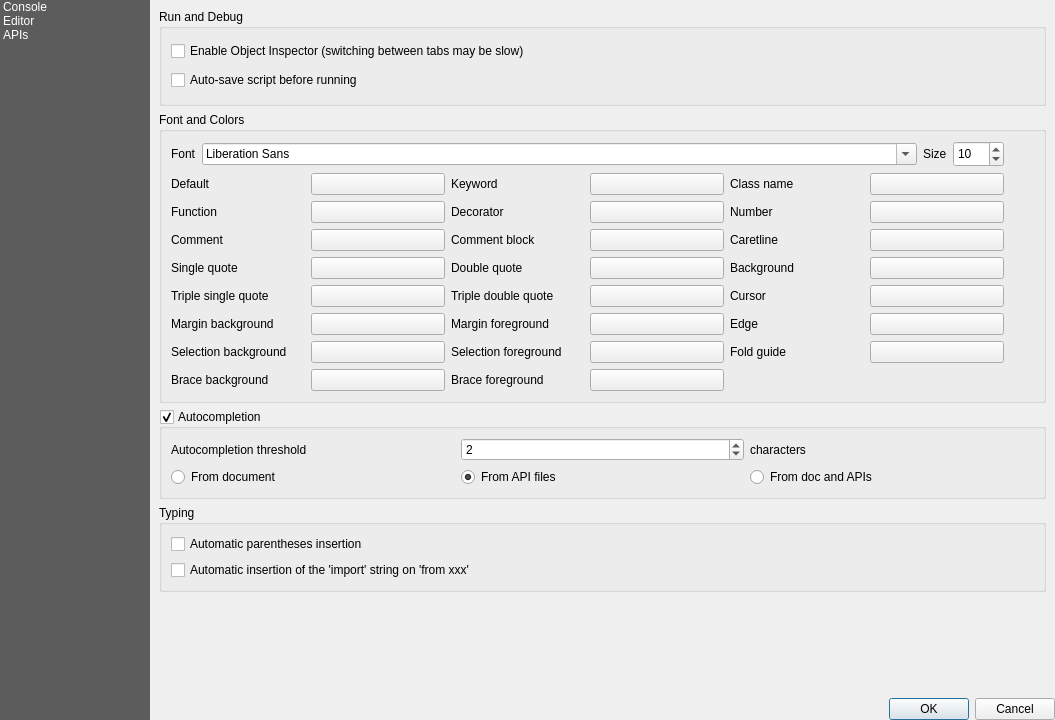
Old version of the form python/console/console_settings.ui in the repository qgis/QGIS.
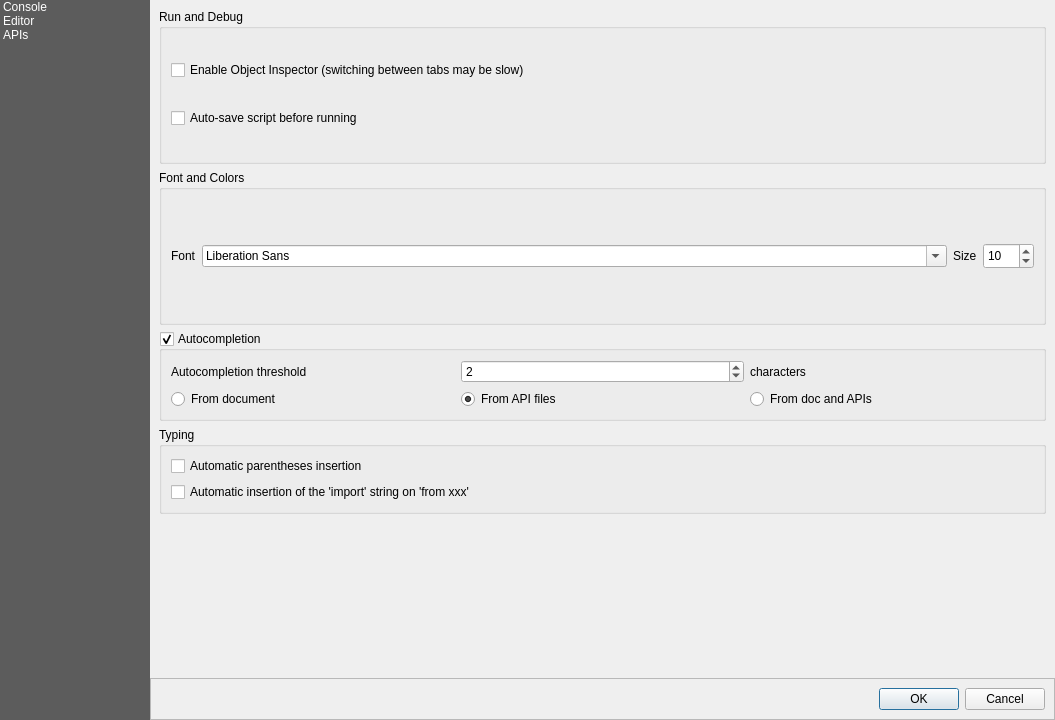
New version of the form. The open tabs and pages were chosen to show the change. Icons and pictures are not drawn. Custom widgets are drawn as their Qt base class.

Commit message: Get rid of all the ColorEditor stuff

The edit to the form file:
```diff
--- a/python/console/console_settings.ui
+++ b/python/console/console_settings.ui
@@ -737,8 +737,8 @@
            <rect>
             <x>0</x>
             <y>0</y>
-            <width>690</width>
-            <height>525</height>
+            <width>887</width>
+            <height>658</height>
            </rect>
           </property>
           <layout class="QGridLayout" name="gridLayout_10">
@@ -866,362 +866,6 @@
                 </item>
                </layout>
               </item>
-              <item row="1" column="0">
-               <layout class="QGridLayout" name="gridLayout_13">
-                <item row="0" column="0">
-                 <widget class="QLabel" name="label_7">
-                  <property name="text">
-                   <string>Default</string>
-                  </property>
-                 </widget>
-                </item>
-                <item row="0" column="1">
-                 <widget class="QgsColorButton" name="defaultFontColorEditor">
-                  <property name="text">
-                   <string/>
-                  </property>
-                 </widget>
-                </item>
-                <item row="0" column="2">
-                 <widget class="QLabel" name="label_8">
-                  <property name="text">
-                   <string>Keyword</string>
-                  </property>
-                 </widget>
-                </item>
-                <item row="0" column="3">
-                 <widget class="QgsColorButton" name="keywordFontColorEditor">
-                  <property name="text">
-                   <string/>
-                  </property>
-                 </widget>
-                </item>
-                <item row="0" column="4">
-                 <widget class="QLabel" name="label_27">
-                  <property name="text">
-                   <string>Class name</string>
-                  </property>
-                 </widget>
-                </item>
-                <item row="0" column="5">
-                 <widget class="QgsColorButton" name="classFontColorEditor">
-                  <property name="text">
-                   <string/>
-                  </property>
-                 </widget>
-                </item>
-                <item row="1" column="0">
-                 <widget class="QLabel" name="label_11">
-                  <property name="text">
-                   <string>Function</string>
-                  </property>
-                 </widget>
-                </item>
-                <item row="1" column="1">
-                 <widget class="QgsColorButton" name="methodFontColorEditor">
-                  <property name="text">
-                   <string/>
-                  </property>
-                 </widget>
-                </item>
-                <item row="1" column="2">
-                 <widget class="QLabel" name="label_9">
-                  <property name="text">
-                   <string>Decorator</string>
-                  </property>
-                 </widget>
-                </item>
-                <item row="1" column="3">
-                 <widget class="QgsColorButton" name="decorFontColorEditor">
-                  <property name="text">
-                   <string/>
-                  </property>
-                 </widget>
-                </item>
-                <item row="1" column="4">
-                 <widget class="QLabel" name="label_56">
-                  <property name="text">
-                   <string>Number</string>
-                  </property>
-                 </widget>
-                </item>
-                <item row="1" column="5">
-                 <widget class="QgsColorButton" name="numberFontColorEditor">
-                  <property name="text">
-                   <string/>
-                  </property>
-                 </widget>
-                </item>
-                <item row="2" column="0">
-                 <widget class="QLabel" name="label_10">
-                  <property name="text">
-                   <string>Comment</string>
-                  </property>
-                 </widget>
-                </item>
-                <item row="2" column="1">
-                 <widget class="QgsColorButton" name="commentFontColorEditor">
-                  <property name="text">
-                   <string/>
-                  </property>
-                 </widget>
-                </item>
-                <item row="2" column="2">
-                 <widget class="QLabel" name="label_12">
-                  <property name="text">
-                   <string>Comment block</string>
-                  </property>
-                 </widget>
-                </item>
-                <item row="2" column="3">
-                 <widget class="QgsColorButton" name="commentBlockFontColorEditor">
-                  <property name="text">
-                   <string/>
-                  </property>
-                 </widget>
-                </item>
-                <item row="4" column="4">
-                 <widget class="QLabel" name="label_25">
-                  <property name="text">
-                   <string>Cursor</string>
-                  </property>
-                 </widget>
-                </item>
-                <item row="4" column="5">
-                 <widget class="QgsColorButton" name="cursorColorEditor">
-                  <property name="text">
-                   <string/>
-                  </property>
-                 </widget>
-                </item>
-                <item row="2" column="4">
-                 <widget class="QLabel" name="label_23">
-                  <property name="text">
-                   <string>Caretline</string>
-                  </property>
-                 </widget>
-                </item>
-                <item row="2" column="5">
-                 <widget class="QgsColorButton" name="caretLineColorEditor">
-                  <property name="text">
-                   <string/>
-                  </property>
-                 </widget>
-                </item>
-                <item row="3" column="0">
-                 <widget class="QLabel" name="label_32">
-                  <property name="text">
-                   <string>Single quote</string>
-                  </property>
-                 </widget>
-                </item>
-                <item row="3" column="1">
-                 <widget class="QgsColorButton" name="singleQuoteFontColorEditor">
-                  <property name="text">
-                   <string/>
-                  </property>
-                 </widget>
-                </item>
-                <item row="3" column="2">
-                 <widget class="QLabel" name="label_33">
-                  <property name="text">
-                   <string>Double quote</string>
-                  </property>
-                 </widget>
-                </item>
-                <item row="3" column="3">
-                 <widget class="QgsColorButton" name="doubleQuoteFontColorEditor">
-                  <property name="text">
-                   <string/>
-                  </property>
-                 </widget>
-                </item>
-                <item row="4" column="0">
-                 <widget class="QLabel" name="label_34">
-                  <property name="text">
-                   <string>Triple single quote</string>
-                  </property>
-                 </widget>
-                </item>
-                <item row="4" column="1">
-                 <widget class="QgsColorButton" name="tripleSingleQuoteFontColorEditor">
-                  <property name="text">
-                   <string/>
-                  </property>
-                 </widget>
-                </item>
-                <item row="4" column="2">
-                 <widget class="QLabel" name="label_35">
-                  <property name="text">
-                   <string>Triple double quote</string>
-                  </property>
-                 </widget>
-                </item>
-                <item row="4" column="3">
-                 <widget class="QgsColorButton" name="tripleDoubleQuoteFontColorEditor">
-                  <property name="text">
-                   <string/>
-                  </property>
-                 </widget>
-                </item>
-                <item row="5" column="4">
-                 <widget class="QLabel" name="label_40">
-                  <property name="text">
-                   <string>Edge</string>
-                  </property>
-                 </widget>
-                </item>
-                <item row="5" column="5">
-                 <widget class="QgsColorButton" name="edgeColorEditor">
-                  <property name="text">
-                   <string/>
-                  </property>
-                 </widget>
-                </item>
-                <item row="5" column="0">
-                 <widget class="QLabel" name="label_45">
-                  <property name="text">
-                   <string>Margin background</string>
-                  </property>
-                 </widget>
-                </item>
-                <item row="5" column="1">
-                 <widget class="QgsColorButton" name="marginBackgroundColorEditor">
-                  <property name="text">
-                   <string/>
-                  </property>
-                 </widget>
-                </item>
-                <item row="5" column="2">
-                 <widget class="QLabel" name="label_46">
-                  <property name="text">
-                   <string>Margin foreground</string>
-                  </property>
-                 </widget>
-                </item>
-                <item row="5" column="3">
-                 <widget class="QgsColorButton" name="marginForegroundColorEditor">
-                  <property name="text">
-                   <string/>
-                  </property>
-                 </widget>
-                </item>
-                <item row="6" column="4">
-                 <widget class="QLabel" name="label_47">
-                  <property name="text">
-                   <string>Fold guide</string>
-                  </property>
-                 </widget>
-                </item>
-                <item row="6" column="5">
-                 <widget class="QgsColorButton" name="foldColorEditor">
-                  <property name="text">
-                   <string/>
-                  </property>
-                 </widget>
-                </item>
-                <item row="6" column="0">
-                 <widget class="QLabel" name="label_51">
-                  <property name="text">
-                   <string>Selection background</string>
-                  </property>
-                 </widget>
-                </item>
-                <item row="6" column="1">
-                 <widget class="QgsColorButton" name="selectionBackgroundColorEditor">
-                  <property name="text">
-                   <string/>
-                  </property>
-                 </widget>
-                </item>
-                <item row="6" column="2">
-                 <widget class="QLabel" name="label_52">
-                  <property name="text">
-                   <string>Selection foreground</string>
-                  </property>
-                 </widget>
-                </item>
-                <item row="6" column="3">
-                 <widget class="QgsColorButton" name="selectionForegroundColorEditor">
-                  <property name="text">
-                   <string/>
-                  </property>
-                 </widget>
-                </item>
-                <item row="7" column="0">
-                 <widget class="QLabel" name="label_53">
-                  <property name="text">
-                   <string>Brace background</string>
-                  </property>
-                 </widget>
-                </item>
-                <item row="7" column="1">
-                 <widget class="QgsColorButton" name="matchedBraceBackgroundColorEditor">
-                  <property name="text">
-                   <string/>
-                  </property>
-                 </widget>
-                </item>
-                <item row="7" column="2">
-                 <widget class="QLabel" name="label_61">
-                  <property name="text">
-                   <string>Brace foreground</string>
-                  </property>
-                 </widget>
-                </item>
-                <item row="7" column="3">
-                 <widget class="QgsColorButton" name="matchedBraceForegroundColorEditor">
-                  <property name="text">
-                   <string/>
-                  </property>
-                 </widget>
-                </item>
-                <item row="3" column="4">
-                 <widget class="QLabel" name="label_21">
-                  <property name="text">
-                   <string>Background</string>
-                  </property>
-                 </widget>
-                </item>
-                <item row="3" column="5">
-                 <widget class="QgsColorButton" name="paperBackgroundColorEditor">
-                  <property name="text">
-                   <string/>
-                  </property>
-                 </widget>
-                </item>
-               </layout>
-              </item>
-              <item row="1" column="1">
-               <layout class="QVBoxLayout" name="verticalLayout_5">
-                <item>
-                 <widget class="QToolButton" name="resetFontColorEditor">
-                  <property name="toolTip">
-                   <string>Reset to default colors</string>
-                  </property>
-                  <property name="text">
-                   <string/>
-                  </property>
-                  <property name="autoRaise">
-                   <bool>true</bool>
-                  </property>
-                 </widget>
-                </item>
-                <item>
-                 <spacer name="verticalSpacer_3">
-                  <property name="orientation">
-                   <enum>Qt::Vertical</enum>
-                  </property>
-                  <property name="sizeHint" stdset="0">
-                   <size>
-                    <width>20</width>
-                    <height>40</height>
-                   </size>
-                  </property>
-                 </spacer>
-                </item>
-               </layout>
-              </item>
              </layout>
             </widget>
            </item>
@@ -1564,14 +1208,105 @@
      </widget>
     </widget>
    </item>
-   <item row="1" column="1">
-    <widget class="QDialogButtonBox" name="buttonBox">
-     <property name="orientation">
-      <enum>Qt::Horizontal</enum>
+   <item row="2" column="1">
+    <widget class="QFrame" name="frame">
+     <property name="frameShape">
+      <enum>QFrame::StyledPanel</enum>
      </property>
-     <property name="standardButtons">
-      <set>QDialogButtonBox::Cancel|QDialogButtonBox::Ok</set>
+     <property name="frameShadow">
+      <enum>QFrame::Raised</enum>
      </property>
+     <layout class="QHBoxLayout" name="horizontalLayout_2">
+      <item>
+       <widget class="QDialogButtonBox" name="buttonBox">
+        <property name="orientation">
+         <enum>Qt::Horizontal</enum>
+        </property>
+        <property name="standardButtons">
+         <set>QDialogButtonBox::Cancel|QDialogButtonBox::Ok</set>
+        </property>
+       </widget>
+      </item>
+     </layout>
+    </widget>
+   </item>
+   <item row="0" column="0" rowspan="3">
+    <widget class="QListWidget" name="mOptionsListWidget">
+     <property name="minimumSize">
+      <size>
+       <width>58</width>
+       <height>0</height>
+      </size>
+     </property>
+     <property name="maximumSize">
+      <size>
+       <width>150</width>
+       <height>16777215</height>
+      </size>
+     </property>
+     <property name="styleSheet">
+      <string notr="true">background: #5C5C5C; color: white;</string>
+     </property>
+     <property name="frameShape">
+      <enum>QFrame::NoFrame</enum>
+     </property>
+     <property name="horizontalScrollBarPolicy">
+      <enum>Qt::ScrollBarAlwaysOff</enum>
+     </property>
+     <property name="editTriggers">
+      <set>QAbstractItemView::NoEditTriggers</set>
+     </property>
+     <property name="iconSize">
+      <size>
+       <width>32</width>
+       <height>32</height>
+      </size>
+     </property>
+     <property name="textElideMode">
+      <enum>Qt::ElideNone</enum>
+     </property>
+     <property name="resizeMode">
+      <enum>QListView::Adjust</enum>
+     </property>
+     <property name="wordWrap">
+      <bool>true</bool>
+     </property>
+     <item>
+      <property name="text">
+       <string>Console</string>
+      </property>
+      <property name="toolTip">
+       <string>Console settings</string>
+      </property>
+      <property name="icon">
+       <iconset>
+        <normaloff>:/images/themes/default/propertyicons/system.svg</normaloff>:/images/themes/default/propertyicons/system.svg</iconset>
+      </property>
+     </item>
+     <item>
+      <property name="text">
+       <string>Editor</string>
+      </property>
+      <property name="toolTip">
+       <string>Editor settings</string>
+      </property>
+      <property name="icon">
+       <iconset>
+        <normaloff>:/images/themes/default/propertyicons/system.svg</normaloff>:/images/themes/default/propertyicons/system.svg</iconset>
+      </property>
+     </item>
+     <item>
+      <property name="text">
+       <string>APIs</string>
+      </property>
+      <property name="toolTip">
+       <string> APIs file settings for autocompletion</string>
+      </property>
+      <property name="icon">
+       <iconset>
+        <normaloff>:/images/themes/default/propertyicons/attributes.svg</normaloff>:/images/themes/default/propertyicons/attributes.svg</iconset>
+      </property>
+     </item>
     </widget>
    </item>
   </layout>
```
Left out of the diff: 282 changed lines with no effect on the pictures. The commit also changes 2 other files.
